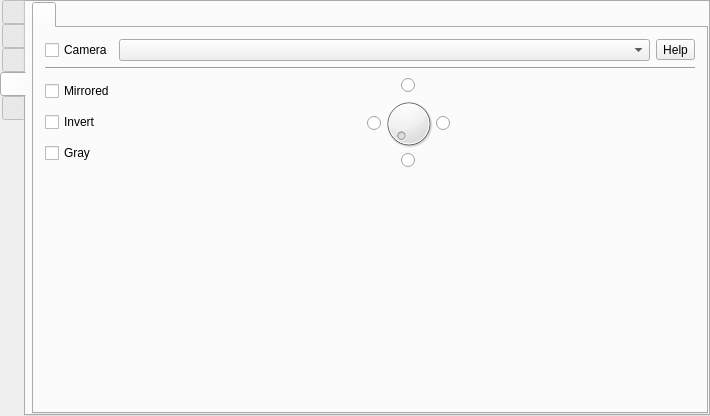
First picture: the form in src/formMainWindow.ui, repository vkohaupt/vokoscreenNG, before the edit.
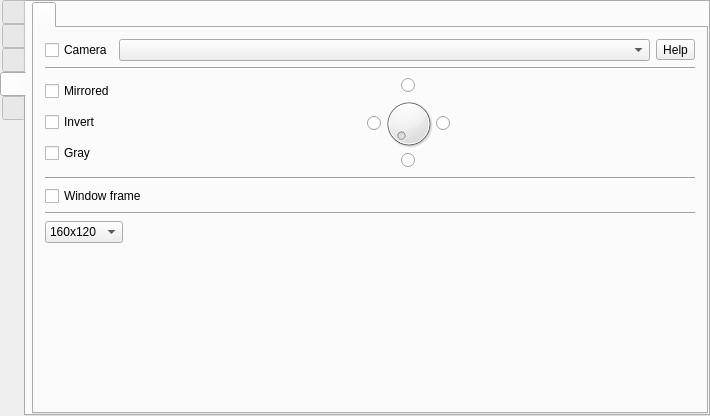
Second picture: the form after the edit. The open tabs and pages were chosen to show the change. Icons and pictures are not drawn.

Diff of the .ui file:
```diff
--- a/src/formMainWindow.ui
+++ b/src/formMainWindow.ui
@@ -2675,6 +2675,67 @@
               </item>
              </layout>
             </item>
+            <item>
+             <widget class="Line" name="line_7">
+              <property name="orientation">
+               <enum>Qt::Horizontal</enum>
+              </property>
+             </widget>
+            </item>
+            <item>
+             <layout class="QHBoxLayout" name="horizontalLayout_42">
+              <item>
+               <widget class="QCheckBox" name="checkBoxCameraWindowFrame">
+                <property name="text">
+                 <string>Window frame</string>
+                </property>
+               </widget>
+              </item>
+             </layout>
+            </item>
+            <item>
+             <widget class="Line" name="line_10">
+              <property name="orientation">
+               <enum>Qt::Horizontal</enum>
+              </property>
+             </widget>
+            </item>
+            <item>
+             <layout class="QHBoxLayout" name="horizontalLayout_46">
+              <item>
+               <widget class="QComboBox" name="comboBox">
+                <item>
+                 <property name="text">
+                  <string>160x120</string>
+                 </property>
+                </item>
+                <item>
+                 <property name="text">
+                  <string>320x240</string>
+                 </property>
+                </item>
+                <item>
+                 <property name="text">
+                  <string>640x480</string>
+                 </property>
+                </item>
+               </widget>
+              </item>
+              <item>
+               <spacer name="horizontalSpacer_20">
+                <property name="orientation">
+                 <enum>Qt::Horizontal</enum>
+                </property>
+                <property name="sizeHint" stdset="0">
+                 <size>
+                  <width>40</width>
+                  <height>20</height>
+                 </size>
+                </property>
+               </spacer>
+              </item>
+             </layout>
+            </item>
             <item>
              <spacer name="verticalSpacer">
               <property name="orientation">
```
Left out of the diff: 2 changed lines with no effect on the pictures.
